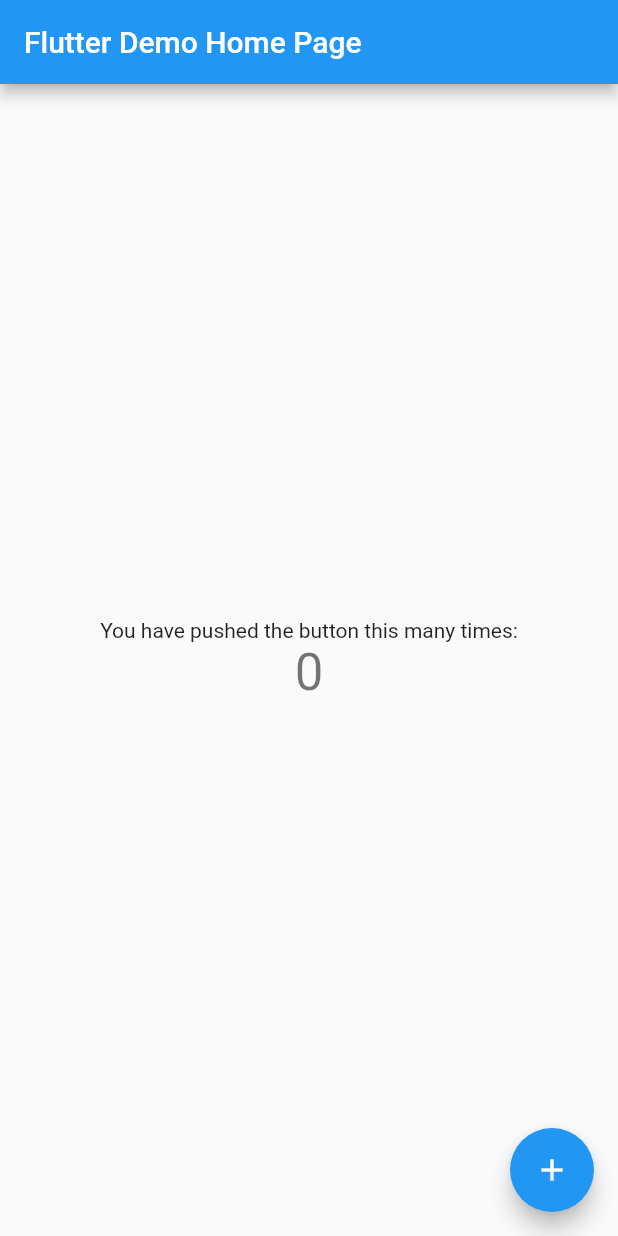
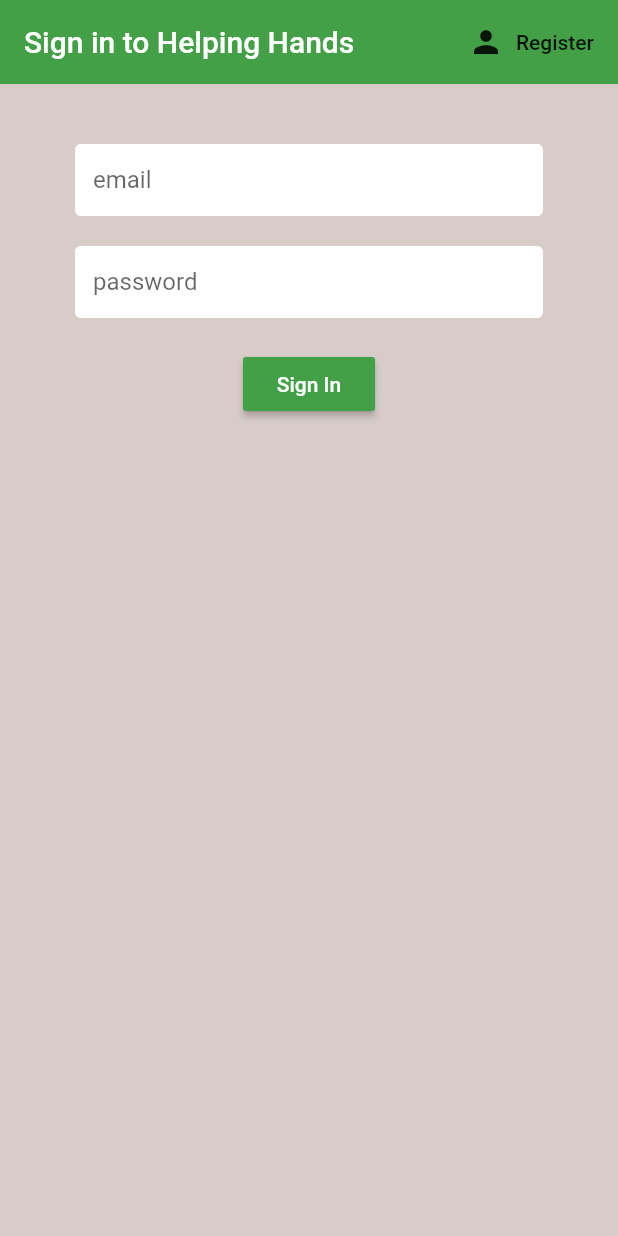
Before and after one commit to HelpingHandsProject/Application, a Flutter app: the screen it shows after launch, on a phone screen of 412 x 824 dp. Run offline on Flutter 3.47's test engine with Material 2 defaults, Android fonts, the phone set to English and light mode, and no system bars; our stand-ins replace firebase_auth, flutter_spinkit; accounts and stored records are empty.

Commit message:
gitflow-feature-stash: add-email-authentication
I added Simple registration and authentication with e-Mail, hooked into the firebase app

```diff
--- a/lib/main.dart
+++ b/lib/main.dart
@@ -1,4 +1,8 @@
+import 'package:helping_hands/screens/wrapper.dart';
+import 'package:helping_hands/services/auth.dart';
 import 'package:flutter/material.dart';
+import 'package:provider/provider.dart';
+import 'package:helping_hands/models/user.dart';
 
 void main() => runApp(MyApp());
 
@@ -6,106 +10,11 @@ class MyApp extends StatelessWidget {
   // This widget is the root of your application.
   @override
   Widget build(BuildContext context) {
-    return MaterialApp(
-      title: 'Flutter Demo',
-      theme: ThemeData(
-        // This is the theme of your application.
-        //
-        // Try running your application with "flutter run". You'll see the
-        // application has a blue toolbar. Then, without quitting the app, try
-        // changing the primarySwatch below to Colors.green and then invoke
-        // "hot reload" (press "r" in the console where you ran "flutter run",
-        // or simply save your changes to "hot reload" in a Flutter IDE).
-        // Notice that the counter didn't reset back to zero; the application
-        // is not restarted.
-        primarySwatch: Colors.blue,
+    return StreamProvider<User>.value(
+      value: AuthService().user,
+      child: MaterialApp(
+        home: Wrapper(),
       ),
-      home: MyHomePage(title: 'Flutter Demo Home Page'),
     );
   }
 }
-
-class MyHomePage extends StatefulWidget {
-  MyHomePage({Key key, this.title}) : super(key: key);
-
-  // This widget is the home page of your application. It is stateful, meaning
-  // that it has a State object (defined below) that contains fields that affect
-  // how it looks.
-
-  // This class is the configuration for the state. It holds the values (in this
-  // case the title) provided by the parent (in this case the App widget) and
-  // used by the build method of the State. Fields in a Widget subclass are
-  // always marked "final".
-
-  final String title;
-
-  @override
-  _MyHomePageState createState() => _MyHomePageState();
-}
-
-class _MyHomePageState extends State<MyHomePage> {
-  int _counter = 0;
-
-  void _incrementCounter() {
-    setState(() {
-      // This call to setState tells the Flutter framework that something has
-      // changed in this State, which causes it to rerun the build method below
-      // so that the display can reflect the updated values. If we changed
-      // _counter without calling setState(), then the build method would not be
-      // called again, and so nothing would appear to happen.
-      _counter++;
-    });
-  }
-
-  @override
-  Widget build(BuildContext context) {
-    // This method is rerun every time setState is called, for instance as done
-    // by the _incrementCounter method above.
-    //
-    // The Flutter framework has been optimized to make rerunning build methods
-    // fast, so that you can just rebuild anything that needs updating rather
-    // than having to individually change instances of widgets.
-    return Scaffold(
-      appBar: AppBar(
-        // Here we take the value from the MyHomePage object that was created by
-        // the App.build method, and use it to set our appbar title.
-        title: Text(widget.title),
-      ),
-      body: Center(
-        // Center is a layout widget. It takes a single child and positions it
-        // in the middle of the parent.
-        child: Column(
-          // Column is also a layout widget. It takes a list of children and
-          // arranges them vertically. By default, it sizes itself to fit its
-          // children horizontally, and tries to be as tall as its parent.
-          //
-          // Invoke "debug painting" (press "p" in the console, choose the
-          // "Toggle Debug Paint" action from the Flutter Inspector in Android
-          // Studio, or the "Toggle Debug Paint" command in Visual Studio Code)
-          // to see the wireframe for each widget.
-          //
-          // Column has various properties to control how it sizes itself and
-          // how it positions its children. Here we use mainAxisAlignment to
-          // center the children vertically; the main axis here is the vertical
-          // axis because Columns are vertical (the cross axis would be
-          // horizontal).
-          mainAxisAlignment: MainAxisAlignment.center,
-          children: <Widget>[
-            Text(
-              'You have pushed the button this many times:',
-            ),
-            Text(
-              '$_counter',
-              style: Theme.of(context).textTheme.display1,
-            ),
-          ],
-        ),
-      ),
-      floatingActionButton: FloatingActionButton(
-        onPressed: _incrementCounter,
-        tooltip: 'Increment',
-        child: Icon(Icons.add),
-      ), // This trailing comma makes auto-formatting nicer for build methods.
-    );
-  }
-}
--- /dev/null
+++ b/lib/models/user.dart
@@ -0,0 +1,7 @@
+class User {
+
+  final String uid;
+
+  User({ this.uid });
+
+}
--- /dev/null
+++ b/lib/screens/authenticate/authenticate.dart
@@ -0,0 +1,26 @@
+import 'package:helping_hands/screens/authenticate/register.dart';
+import 'package:helping_hands/screens/authenticate/sign_in.dart';
+import 'package:flutter/material.dart';
+
+class Authenticate extends StatefulWidget {
+  @override
+  _AuthenticateState createState() => _AuthenticateState();
+}
+
+class _AuthenticateState extends State<Authenticate> {
+
+  bool showSignIn = true;
+  void toggleView(){
+    //print(showSignIn.toString());
+    setState(() => showSignIn = !showSignIn);
+  }
+
+  @override
+  Widget build(BuildContext context) {
+    if (showSignIn) {
+      return SignIn(toggleView:  toggleView);
+    } else {
+      return Register(toggleView:  toggleView);
+    }
+  }
+}
--- /dev/null
+++ b/lib/screens/authenticate/register.dart
@@ -0,0 +1,96 @@
+import 'package:helping_hands/services/auth.dart';
+import 'package:helping_hands/shared/constants.dart';
+import 'package:helping_hands/shared/loading.dart';
+import 'package:flutter/material.dart';
+
+class Register extends StatefulWidget {
+
+  final Function toggleView;
+  Register({ this.toggleView });
+
+  @override
+  _RegisterState createState() => _RegisterState();
+}
+
+class _RegisterState extends State<Register> {
+
+  final AuthService _auth = AuthService();
+  final _formKey = GlobalKey<FormState>();
+  String error = '';
+  bool loading = false;
+
+  // text field state
+  String email = '';
+  String password = '';
+
+  @override
+  Widget build(BuildContext context) {
+    return loading ? Loading() : Scaffold(
+      backgroundColor: Colors.brown[100],
+      appBar: AppBar(
+        backgroundColor: Colors.green[600],
+        elevation: 0.0,
+        title: Text('Sign up for Helping Hands'),
+        actions: <Widget>[
+          FlatButton.icon(
+            icon: Icon(Icons.person),
+            label: Text('Sign In'),
+            onPressed: () => widget.toggleView(),
+          ),
+        ],
+      ),
+      body: Container(
+        padding: EdgeInsets.symmetric(vertical: 20.0, horizontal: 50.0),
+        child: Form(
+          key: _formKey,
+          child: Column(
+            children: <Widget>[
+              SizedBox(height: 20.0),
+              TextFormField(
+                decoration: textInputDecoration.copyWith(hintText: 'email'),
+                validator: (val) => val.isEmpty ? 'Enter an email' : null,
+                onChanged: (val) {
+                  setState(() => email = val);
+                },
+              ),
+              SizedBox(height: 20.0),
+              TextFormField(
+                decoration: textInputDecoration.copyWith(hintText: 'password'),
+                obscureText: true,
+                validator: (val) => val.length < 6 ? 'Enter a password 6+ chars long' : null,
+                onChanged: (val) {
+                  setState(() => password = val);
+                },
+              ),
+              SizedBox(height: 20.0),
+              RaisedButton(
+                color: Colors.green[600],
+                child: Text(
+                  'Register',
+                  style: TextStyle(color: Colors.white),
+                ),
+                onPressed: () async {
+                  if(_formKey.currentState.validate()){
+                    setState(() => loading = true);
+                    dynamic result = await _auth.registerWithEmailAndPassword(email, password);
+                    if(result == null) {
+                      setState(() {
+                        loading = false;
+                        error = 'Please supply a valid email';
+                      });
+                    }
+                  }
+                }
+              ),
+              SizedBox(height: 12.0),
+              Text(
+                error,
+                style: TextStyle(color: Colors.red, fontSize: 14.0),
+              )
+            ],
+          ),
+        ),
+      ),
+    );
+  }
+}
--- /dev/null
+++ b/lib/screens/authenticate/sign_in.dart
@@ -0,0 +1,96 @@
+import 'package:helping_hands/services/auth.dart';
+import 'package:helping_hands/shared/constants.dart';
+import 'package:helping_hands/shared/loading.dart';
+import 'package:flutter/material.dart';
+
+class SignIn extends StatefulWidget {
+
+  final Function toggleView;
+  SignIn({ this.toggleView });
+
+  @override
+  _SignInState createState() => _SignInState();
+}
+
+class _SignInState extends State<SignIn> {
+
+  final AuthService _auth = AuthService();
+  final _formKey = GlobalKey<FormState>();
+  String error = '';
+  bool loading = false;
+
+  // text field state
+  String email = '';
+  String password = '';
+
+  @override
+  Widget build(BuildContext context) {
+    return loading ? Loading() : Scaffold(
+      backgroundColor: Colors.brown[100],
+      appBar: AppBar(
+        backgroundColor: Colors.green[600],
+        elevation: 0.0,
+        title: Text('Sign in to Helping Hands'),
+        actions: <Widget>[
+          FlatButton.icon(
+            icon: Icon(Icons.person),
+            label: Text('Register'),
+            onPressed: () => widget.toggleView(),
+          ),
+        ],
+      ),
+      body: Container(
+        padding: EdgeInsets.symmetric(vertical: 20.0, horizontal: 50.0),
+        child: Form(
+          key: _formKey,
+          child: Column(
+            children: <Widget>[
+              SizedBox(height: 20.0),
+              TextFormField(
+                decoration: textInputDecoration.copyWith(hintText: 'email'),
+                validator: (val) => val.isEmpty ? 'Enter an email' : null,
+                onChanged: (val) {
+                  setState(() => email = val);
+                },
+              ),
+              SizedBox(height: 20.0),
+              TextFormField(
+                obscureText: true,
+                decoration: textInputDecoration.copyWith(hintText: 'password'),
+                validator: (val) => val.length < 6 ? 'Enter a password 6+ chars long' : null,
+                onChanged: (val) {
+                  setState(() => password = val);
+                },
+              ),
+              SizedBox(height: 20.0),
+              RaisedButton(
+                color: Colors.green[600],
+                child: Text(
+                  'Sign In',
+                  style: TextStyle(color: Colors.white),
+                ),
+                onPressed: () async {
+                  if(_formKey.currentState.validate()){
+                    setState(() => loading = true);
+                    dynamic result = await _auth.signInWithEmailAndPassword(email, password);
+                    if(result == null) {
+                      setState(() {
+                        loading = false;
+                        error = 'Could not sign in with those credentials';
+                      });
+                    }
+                  }
+                }
+              ),
+              SizedBox(height: 12.0),
+              Text(
+                error,
+                style: TextStyle(color: Colors.red, fontSize: 14.0),
+              ),
+            ],
+          ),
+        ),
+      ),
+    );
+  }
+}
--- /dev/null
+++ b/lib/screens/wrapper.dart
@@ -0,0 +1,22 @@
+import 'package:helping_hands/models/user.dart';
+import 'package:helping_hands/screens/authenticate/authenticate.dart';
+import 'package:helping_hands/screens/home/home.dart';
+import 'package:flutter/material.dart';
+import 'package:provider/provider.dart';
+
+class Wrapper extends StatelessWidget {
+  @override
+  Widget build(BuildContext context) {
+
+    final user = Provider.of<User>(context);
+    print(user);
+
+    // return either the Home or Authenticate widget
+    if (user == null){
+      return Authenticate();
+    } else {
+      return Home();
+    }
+
+  }
+}
--- /dev/null
+++ b/lib/shared/constants.dart
@@ -0,0 +1,13 @@
+import 'package:flutter/material.dart';
+
+const textInputDecoration = InputDecoration(
+  fillColor: Colors.white,
+  filled: true,
+  contentPadding: EdgeInsets.all(12.0),
+  enabledBorder: OutlineInputBorder(
+    borderSide: BorderSide(color: Colors.white, width: 2.0),
+  ),
+  focusedBorder: OutlineInputBorder(
+    borderSide: BorderSide(color: Colors.pink, width: 2.0),
+  ),
+);
--- a/pubspec.yaml
+++ b/pubspec.yaml
@@ -19,6 +19,10 @@ environment:
 dependencies:
   flutter:
     sdk: flutter
+  firebase_auth: ^0.14.0+5
+  cloud_firestore: ^0.12.9+4
+  provider: ^3.1.0
+  flutter_spinkit: "^4.0.0"
 
   # The following adds the Cupertino Icons font to your application.
   # Use with the CupertinoIcons class for iOS style icons.
```
Also changed, not shown: lib/screens/home/home.dart (added, +30 -0 lines), lib/services/auth.dart (added, +66 -0 lines), lib/shared/loading.dart (added, +17 -0 lines), pubspec.lock, 3 other files.
